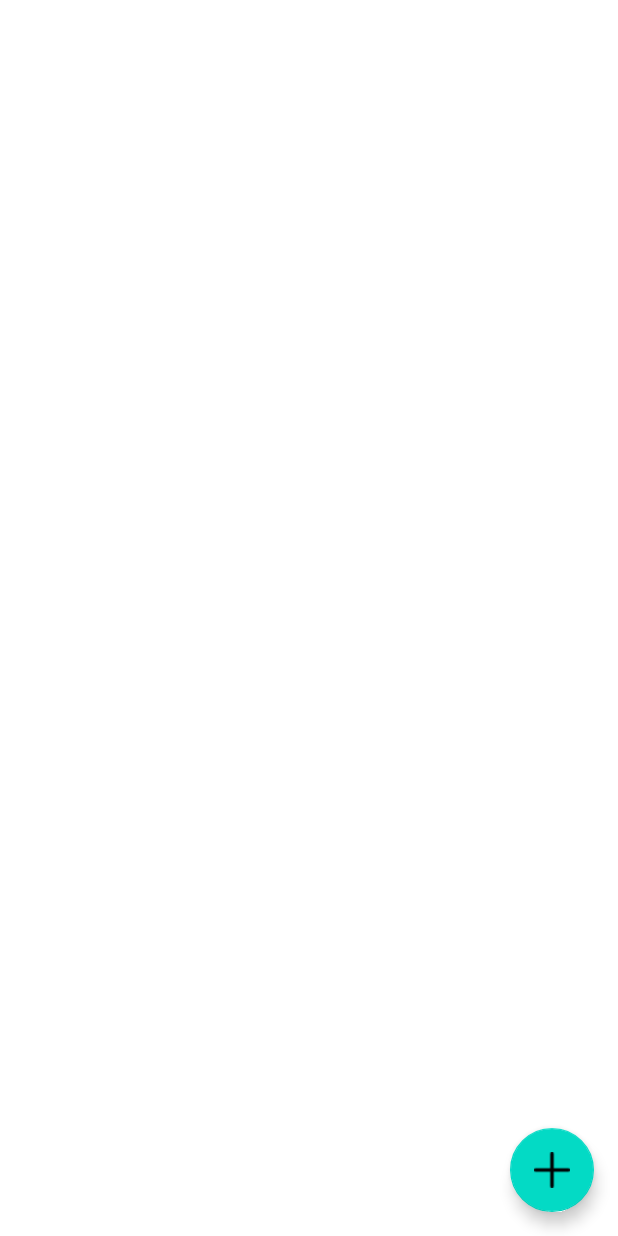
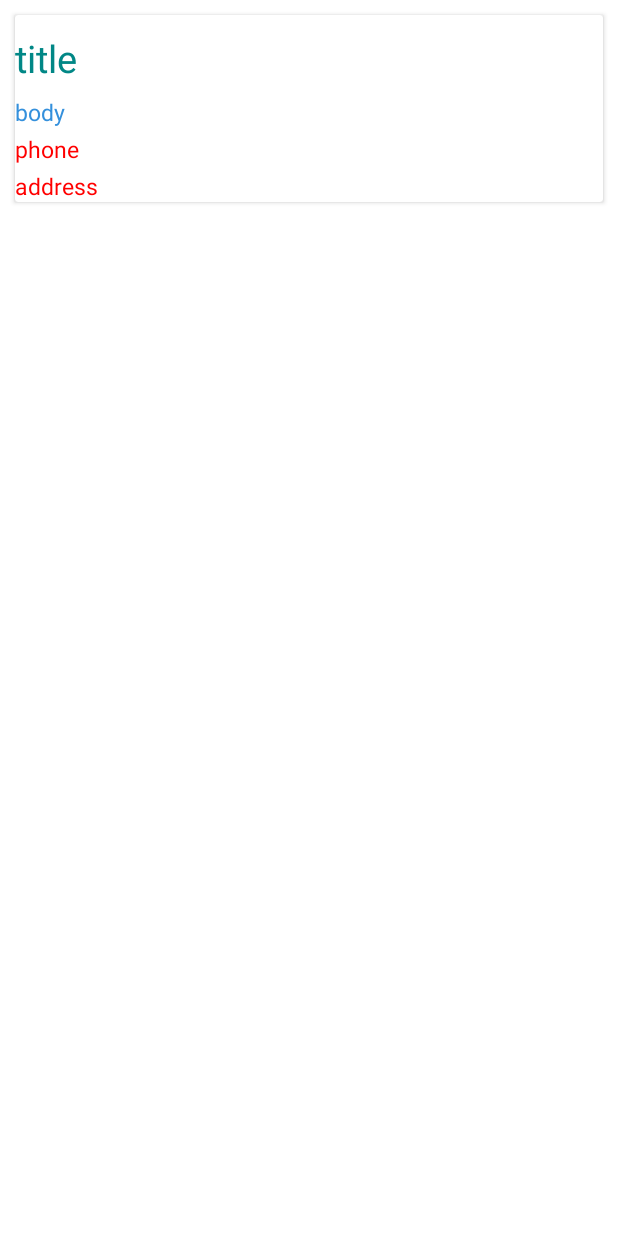
Before and after one commit to WaelAlQawasmi/SocialUniversity, an Android app: the JobActivity screen opened directly, with no data from a screen before it, on a phone screen of 412 x 824 dp. Run offline under Robolectric (Android 15) with nearby library versions, the light colour scheme and no system bars.

Commit message:
job recycler view added and can view data

```diff
--- a/App/app/src/main/AndroidManifest.xml
+++ b/App/app/src/main/AndroidManifest.xml
@@ -16,6 +16,9 @@
             android:exported="false">
         </activity>
             />
+        <activity
+            android:name=".recycler_view.JobRecyclerView"
+            android:exported="false" />
         <activity
             android:name=".NavagationActivity"
             android:exported="false"
--- a/App/app/src/main/java/com/example/socialuniversityapp/AmplifyApplication.java
+++ b/App/app/src/main/java/com/example/socialuniversityapp/AmplifyApplication.java
@@ -26,7 +26,7 @@ public class AmplifyApplication extends Application {
 
     private void configureAmplify() {
         try {
-
+            Amplify.addPlugin(new AWSDataStorePlugin());
             Amplify.addPlugin(new AWSS3StoragePlugin());
             Amplify.addPlugin(new AWSCognitoAuthPlugin());
             Amplify.addPlugin(new AWSApiPlugin());
--- a/App/app/src/main/java/com/example/socialuniversityapp/data/Job.java
+++ b/App/app/src/main/java/com/example/socialuniversityapp/data/JobData.java
@@ -4,7 +4,7 @@ package com.example.socialuniversityapp.data;
 import androidx.room.Entity;
 import androidx.room.PrimaryKey;
 @Entity(tableName = "Job")
-public class Job {
+public class JobData {
     @PrimaryKey(autoGenerate = true)
     public int id;
     private String title;
@@ -12,7 +12,7 @@ public class Job {
     private String phone;
     private String address;
 
-    public Job(String title, String body, String phone, String address) {
+    public JobData(String title, String body, String phone, String address) {
         this.title = title;
         this.body = body;
         this.phone = phone;
--- a/App/app/src/main/java/com/example/socialuniversityapp/ui/LoginActivity.java
+++ b/App/app/src/main/java/com/example/socialuniversityapp/ui/LoginActivity.java
@@ -18,6 +18,7 @@ import com.amplifyframework.core.Amplify;
 import com.amplifyframework.datastore.AWSDataStorePlugin;
 import com.amplifyframework.storage.s3.AWSS3StoragePlugin;
 import com.example.socialuniversityapp.R;
+import com.example.socialuniversityapp.recycler_view.JobRecyclerView;
 
 public class LoginActivity extends AppCompatActivity {
 
@@ -52,7 +53,7 @@ public class LoginActivity extends AppCompatActivity {
     private final View.OnClickListener mSignUpLinkClick = new View.OnClickListener() {
         @Override
         public void onClick(View view) {
-            startActivity(new Intent(LoginActivity.this, MainActivity.class));
+            startActivity(new Intent(LoginActivity.this, SignUpActivity.class));
         }
     };
 
@@ -73,7 +74,7 @@ public class LoginActivity extends AppCompatActivity {
                     Log.i(TAG, result.isSignInComplete() ? "Sign in succeeded" : "Sign in not complete");
 
                     mLoadingProgressBar.setVisibility(View.INVISIBLE);
-                    startActivity(new Intent(LoginActivity.this, AddJobActivity.class));
+                    startActivity(new Intent(LoginActivity.this, JobRecyclerView.class));
                     finish();
                 },
                 error -> Log.e(TAG, error.toString())
--- a/App/app/src/main/res/layout/activity_job.xml
+++ b/App/app/src/main/res/layout/activity_job.xml
@@ -1,16 +1,68 @@
 <?xml version="1.0" encoding="utf-8"?>
-<androidx.coordinatorlayout.widget.CoordinatorLayout xmlns:android="http://schemas.android.com/apk/res/android"
+<androidx.cardview.widget.CardView xmlns:android="http://schemas.android.com/apk/res/android"
+    xmlns:tools="http://schemas.android.com/tools"
     xmlns:app="http://schemas.android.com/apk/res-auto"
-    xmlns:tools="http://schemas.android.com/tools"
+    android:orientation="vertical"
+    android:padding="20dp"
+    android:layout_margin="10dp"
+    android:background="@color/teal_200"
     android:layout_width="match_parent"
-    android:layout_height="match_parent"
-    tools:context=".ui.JobActivity">
+    android:layout_height="wrap_content"
+    style="CardViewStyle">
 
-    <com.google.android.material.floatingactionbutton.FloatingActionButton
-        android:id="@+id/floating_action_button"
-        android:layout_width="109dp"
+    <LinearLayout
+        android:layout_width="match_parent"
         android:layout_height="wrap_content"
-        android:layout_gravity="bottom|right"
-        android:layout_margin="16dp"
-        app:srcCompat="@drawable/plusicon" />
-</androidx.coordinatorlayout.widget.CoordinatorLayout>
+        android:orientation="vertical"
+        tools:ignore="MissingConstraints">
+
+
+        <TextView
+            android:id="@+id/title"
+            android:layout_width="match_parent"
+            android:layout_height="wrap_content"
+            android:layout_marginTop="11dp"
+            android:text="title"
+            android:textColor="@color/teal_700"
+            android:textSize="25dp"
+            app:layout_constraintEnd_toEndOf="parent"
+            app:layout_constraintStart_toStartOf="parent"
+            app:layout_constraintTop_toTopOf="parent" />
+
+        <TextView
+            android:id="@+id/body"
+            android:layout_width="match_parent"
+            android:layout_height="wrap_content"
+            android:layout_marginTop="8dp"
+            android:text="body"
+            android:textColor="@color/purple_500"
+            android:textSize="15dp"
+            app:layout_constraintEnd_toEndOf="parent"
+            app:layout_constraintStart_toStartOf="parent"
+            app:layout_constraintTop_toBottomOf="@+id/title" />
+
+        <TextView
+            android:id="@+id/phone"
+            android:layout_width="match_parent"
+            android:layout_height="wrap_content"
+            android:layout_marginTop="3dp"
+            android:text="phone"
+            android:textColor="#F00"
+            android:textSize="15dp"
+            app:layout_constraintEnd_toEndOf="parent"
+            app:layout_constraintStart_toStartOf="parent"
+            app:layout_constraintTop_toBottomOf="@+id/body" />
+        <TextView
+            android:id="@+id/address"
+            android:layout_width="match_parent"
+            android:layout_height="wrap_content"
+            android:layout_marginTop="3dp"
+            android:text="address"
+            android:textColor="#F00"
+            android:textSize="15dp"
+            app:layout_constraintEnd_toEndOf="parent"
+            app:layout_constraintStart_toStartOf="parent"
+            app:layout_constraintTop_toBottomOf="@+id/body" />
+    </LinearLayout>
+
+</androidx.cardview.widget.CardView>
```
Also changed, not shown: App/app/src/main/java/com/example/socialuniversityapp/adapter/JobAdapter.java (added, +81 -0 lines), App/app/src/main/java/com/example/socialuniversityapp/recycler_view/JobRecyclerView.java (+68 -1 lines), App/app/src/main/res/layout/activity_job_recycler.xml (added, +48 -0 lines), 1 other file.
